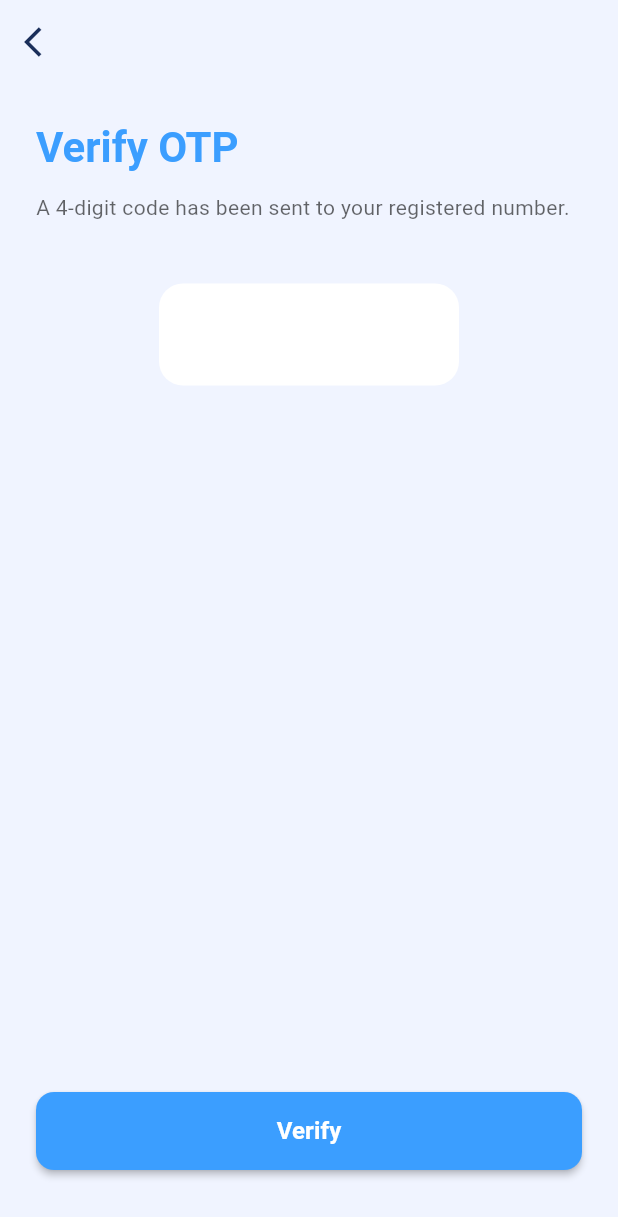
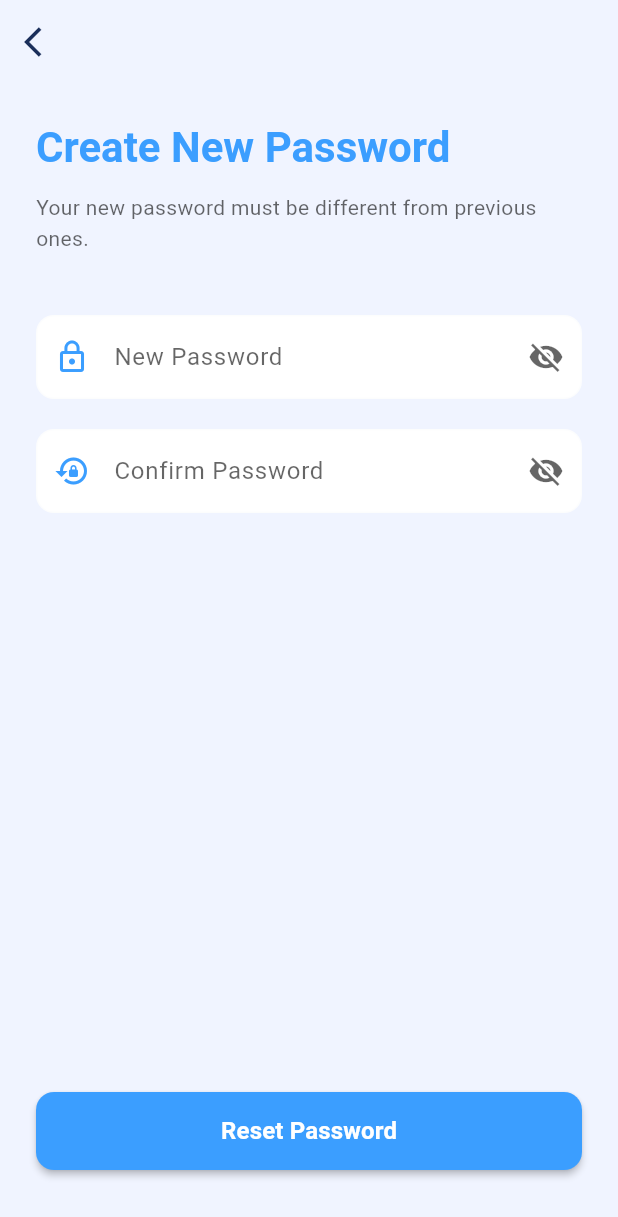
Before and after one commit to a7mad-r7l/Kidcare-pro-frontend, a Flutter app: the PasswordResetView screen opened by its route, swiped to page 2, on a phone screen of 412 x 824 dp. Shown: the top 1217 px of the screen. Run offline on Flutter 3.47's test engine with Material 3 defaults, Android fonts, the phone set to English and light mode, and no system bars; our stand-ins replace firebase_core, flutter_secure_storage, get; accounts and stored records are empty.

Commit message:
fix password reset

```diff
--- a/lib/controllers/auth/password_reset_controller.dart
+++ b/lib/controllers/auth/password_reset_controller.dart
@@ -7,68 +7,39 @@ class PasswordResetController extends BaseController {
   final PasswordResetRepo repo;
   PasswordResetController({required this.repo});
 
-  // إدارة شاشات الـ PageView
+  // إدارة شاشات الـ PageView (الآن شاشتان فقط: 0 و 1)
   final pageController = PageController();
   final currentPage = 0.obs;
 
   // Controllers للحقول
   final phoneController = TextEditingController();
-  final otpController = TextEditingController();
   final passwordController = TextEditingController();
   final confirmPasswordController = TextEditingController();
 
   final isPasswordHidden = true.obs;
   final isConfirmHidden = true.obs;
 
-  // ─── 1. إرسال الـ OTP ───
-  Future<void> sendOtp() async {
+  // ─── 1. فحص رقم الهاتف والانتقال الفوري ───
+  void validatePhoneAndContinue() {
     final phone = phoneController.text.trim();
 
-    // Client-Side Validation لرقم الهاتف
+    // القيد البرمجي (Client-Side Validation) لرقم الهاتف
     if (phone.length != 12 || !phone.startsWith('963')) {
       handleError('Phone number must be exactly 12 digits and start with 963'.tr);
       return;
     }
 
-    showLoading();
-    try {
-      final msg = await repo.sendOtp(phone);
-      showSuccess(msg);
-      _nextPage();
-    } catch (e) {
-      handleError(e);
-    } finally {
-      hideLoading();
-    }
+    // رقم الهاتف سليم؟ انقله فوراً لواجهة كلمة المرور الجديدة دون OTP
+    _nextPage();
   }
 
-  // ─── 2. التحقق من الـ OTP ───
-  Future<void> verifyOtp() async {
-    final otp = otpController.text.trim();
-
-    if (otp.length < 4) {
-      handleError('Please enter a valid 4-digit OTP'.tr);
-      return;
-    }
-
-    showLoading();
-    try {
-      final msg = await repo.verifyOtp(phoneController.text.trim(), otp);
-      showSuccess(msg);
-      _nextPage();
-    } catch (e) {
-      handleError(e);
-    } finally {
-      hideLoading();
-    }
-  }
-
-  // ─── 3. تعيين كلمة المرور الجديدة ───
+  // ─── 2. تعيين كلمة المرور الجديدة وإرسالها للسيرفر ───
   Future<void> setPassword() async {
     final pass = passwordController.text;
     final confirm = confirmPasswordController.text;
+    final phone = phoneController.text.trim();
 
-    // Client-Side Validation لكلمة المرور
+    // القيود البرمجية لكلمة المرور
     if (pass.length < 6) {
       handleError('Password must be at least 6 characters long'.tr);
       return;
@@ -80,10 +51,13 @@ class PasswordResetController extends BaseController {
 
     showLoading();
     try {
-      final msg = await repo.setPassword(phoneController.text.trim(), pass, confirm);
+      // 💡 بما أننا ألغينا واجهة الـ OTP، نرسل كلمة المرور مباشرة.
+      // ملحوظة هندسية: نمرر قيمة وهمية أو فارغة للـ OTP إذا كان الباك إند يتوقعه في السيرفر،
+      // ولكن هنا نمرر الـ phone والـ password بناءً على بنية الـ SetPasswordDoctor.
+      final msg = await repo.setPassword(phone, pass, confirm);
       showSuccess(msg);
 
-      // طرد المستخدم للوجن بعد ثانية للنجاح
+      // طرد المستخدم لواجهة تسجيل الدخول بعد ثانية من النجاح
       Future.delayed(const Duration(seconds: 1), () {
         Get.offAllNamed('/login');
       });
@@ -112,7 +86,6 @@ class PasswordResetController extends BaseController {
   void onClose() {
     pageController.dispose();
     phoneController.dispose();
-    otpController.dispose();
     passwordController.dispose();
     confirmPasswordController.dispose();
     super.onClose();
--- a/lib/core/constants.dart
+++ b/lib/core/constants.dart
@@ -1,3 +1,3 @@
-const String baseUrl = 'http://192.168.1.8:8000';
+const String baseUrl = 'http://192.168.1.6:8000';
 
 String token = '';
--- a/lib/core/localization/app_translations.dart
+++ b/lib/core/localization/app_translations.dart
@@ -186,6 +186,10 @@ class AppTranslations extends Translations {
           'Password must be at least 6 characters long',
       'Passwords do not match': 'Passwords do not match',
       'Reset Password': 'Reset Password',
+      'Are you sure you want to permanently delete your account? This action cannot be undone.':
+          'Are you sure you want to permanently delete your account? This action cannot be undone.',
+      'Delete': 'Delete',
+      'Continue': 'Continue',
     },
 
     // القاموس العربي
@@ -367,6 +371,10 @@ class AppTranslations extends Translations {
           'كلمة المرور يجب أن لا تقل عن 6 أحرف',
       'Passwords do not match': 'كلمتا المرور غير متطابقتين',
       'Reset Password': 'إعادة ضبط كلمة المرور',
+      'Are you sure you want to permanently delete your account? This action cannot be undone.':
+          'هل أنت متأكد أنك تريد حذف حسابك نهائياً؟ هذا الإجراء لا يمكن التراجع عنه.',
+      'Delete': 'حذف',
+      'Continue': 'متابعة',
     },
   };
 }
--- a/lib/core/repos/home/home_repo.dart
+++ b/lib/core/repos/home/home_repo.dart
@@ -75,4 +75,9 @@ class HomeRepo {
     final res = await api.completeAppointment(id);
     return jsonDecode(_cleanJson(res))['message'] ?? 'Success';
   }
+
+  Future<String> deleteDoctorAccount() async {
+    final res = await api.deleteDoctorAccount();
+    return jsonDecode(_cleanJson(res))['message'] ?? 'Account deleted successfully.';
+  }
 }
--- a/lib/export_code.dart
+++ b/lib/export_code.dart
@@ -3,7 +3,7 @@ import 'dart:io';
 void main() {
   var dir = Directory('lib');
 
-  var outputFile = File('my_project_code.md');
+  var outputFile = File('doctor_project_code.md');
   var output = StringBuffer();
 
   if (dir.existsSync()) {
--- a/lib/main.dart
+++ b/lib/main.dart
@@ -1,6 +1,8 @@
+import 'package:firebase_core/firebase_core.dart';
 import 'package:flutter/material.dart';
 import 'package:get/get.dart';
 import 'package:intl/date_symbol_data_local.dart';
+
 
 import 'core/helper/secure_storage_service.dart';
 import 'core/localization/app_translations.dart';
@@ -25,7 +27,7 @@ import 'core/apis/examination/examination_api.dart';
 import 'core/repos/examination/examination_repo.dart';
 
 // Revenue
-import 'views/revenue/revenue_view.dart';
+
 import 'controllers/revenue/revenue_controller.dart';
 import 'core/apis/revenue/revenue_api.dart';
 import 'core/repos/revenue/revenue_repo.dart';
@@ -55,6 +57,10 @@ import 'core/repos/settings/doctor_availability_repo.dart';
 
 void main() async {
   WidgetsFlutterBinding.ensureInitialized();
+
+
+
+
   await initializeDateFormatting();
 
   final String savedToken = await SecureStorage.getToken();
@@ -64,7 +70,8 @@ void main() async {
   Locale initialLocale;
 
   if (savedLang == null || savedLang == 'system') {
-    Locale? deviceLocale = WidgetsBinding.instance.platformDispatcher.locales.isNotEmpty
+    Locale? deviceLocale =
+        WidgetsBinding.instance.platformDispatcher.locales.isNotEmpty
         ? WidgetsBinding.instance.platformDispatcher.locales.first
         : null;
     if (deviceLocale != null && deviceLocale.languageCode == 'ar') {
@@ -85,7 +92,11 @@ class MyApp extends StatelessWidget {
   final Locale initialLocale;
   final String initialRoute;
 
-  const MyApp({super.key, required this.initialLocale, required this.initialRoute});
+  const MyApp({
+    super.key,
+    required this.initialLocale,
+    required this.initialRoute,
+  });
 
   @override
   Widget build(BuildContext context) {
@@ -106,7 +117,9 @@ class MyApp extends StatelessWidget {
           binding: BindingsBuilder(() {
             Get.lazyPut<LoginApi>(() => LoginApi());
             Get.lazyPut<LoginRepo>(() => LoginRepo(api: Get.find()));
-            Get.lazyPut<LoginController>(() => LoginController(repo: Get.find()));
+            Get.lazyPut<LoginController>(
+              () => LoginController(repo: Get.find()),
+            );
           }),
         ),
         GetPage(
@@ -114,8 +127,12 @@ class MyApp extends StatelessWidget {
           page: () => const AppointmentDetailsView(),
           binding: BindingsBuilder(() {
             Get.lazyPut<AppointmentDetailsApi>(() => AppointmentDetailsApi());
-            Get.lazyPut<AppointmentDetailsRepo>(() => AppointmentDetailsRepo(api: Get.find()));
-            Get.lazyPut<AppointmentDetailsController>(() => AppointmentDetailsController(repo: Get.find()));
+            Get.lazyPut<AppointmentDetailsRepo>(
+              () => AppointmentDetailsRepo(api: Get.find()),
+            );
+            Get.lazyPut<AppointmentDetailsController>(
+              () => AppointmentDetailsController(repo: Get.find()),
+            );
           }),
         ),
         // ─── مسار الهوم المدمج والخالي من الأخطاء ───
@@ -131,15 +148,21 @@ class MyApp extends StatelessWidget {
             // Schedule & Patients
             Get.lazyPut<ScheduleApi>(() => ScheduleApi());
             Get.lazyPut<ScheduleRepo>(() => ScheduleRepo(api: Get.find()));
-            Get.lazyPut<ScheduleController>(() => ScheduleController(repo: Get.find()));
+            Get.lazyPut<ScheduleController>(
+              () => ScheduleController(repo: Get.find()),
+            );
             Get.lazyPut<PatientsApi>(() => PatientsApi());
             Get.lazyPut<PatientsRepo>(() => PatientsRepo(api: Get.find()));
-            Get.lazyPut<PatientsController>(() => PatientsController(repo: Get.find()));
+            Get.lazyPut<PatientsController>(
+              () => PatientsController(repo: Get.find()),
+            );
 
             // Revenue (مهم جداً لحماية التبويب الثالث من الانهيار)
             Get.lazyPut<RevenueApi>(() => RevenueApi());
             Get.lazyPut<RevenueRepo>(() => RevenueRepo(api: Get.find()));
-            Get.lazyPut<RevenueController>(() => RevenueController(repo: Get.find()));
+            Get.lazyPut<RevenueController>(
+              () => RevenueController(repo: Get.find()),
+            );
 
             // Settings
             Get.lazyPut<SettingsController>(() => SettingsController());
@@ -150,8 +173,12 @@ class MyApp extends StatelessWidget {
           page: () => const DoctorAvailabilityView(),
           binding: BindingsBuilder(() {
             Get.lazyPut<DoctorAvailabilityApi>(() => DoctorAvailabilityApi());
-            Get.lazyPut<DoctorAvailabilityRepo>(() => DoctorAvailabilityRepo(api: Get.find()));
-            Get.lazyPut<DoctorAvailabilityController>(() => DoctorAvailabilityController(repo: Get.find()));
+            Get.lazyPut<DoctorAvailabilityRepo>(
+              () => DoctorAvailabilityRepo(api: Get.find()),
+            );
+            Get.lazyPut<DoctorAvailabilityController>(
+              () => DoctorAvailabilityController(repo: Get.find()),
+            );
           }),
         ),
         GetPage(
@@ -159,8 +186,12 @@ class MyApp extends StatelessWidget {
           page: () => const PasswordResetView(),
           binding: BindingsBuilder(() {
             Get.lazyPut<PasswordResetApi>(() => PasswordResetApi());
-            Get.lazyPut<PasswordResetRepo>(() => PasswordResetRepo(api: Get.find()));
-            Get.lazyPut<PasswordResetController>(() => PasswordResetController(repo: Get.find()));
+            Get.lazyPut<PasswordResetRepo>(
+              () => PasswordResetRepo(api: Get.find()),
+            );
+            Get.lazyPut<PasswordResetController>(
+              () => PasswordResetController(repo: Get.find()),
+            );
           }),
         ),
         GetPage(
@@ -168,8 +199,12 @@ class MyApp extends StatelessWidget {
           page: () => const ExaminationView(),
           binding: BindingsBuilder(() {
             Get.lazyPut<ExaminationApi>(() => ExaminationApi());
-            Get.lazyPut<ExaminationRepo>(() => ExaminationRepo(api: Get.find()));
-            Get.lazyPut<ExaminationController>(() => ExaminationController(repo: Get.find()));
+            Get.lazyPut<ExaminationRepo>(
+              () => ExaminationRepo(api: Get.find()),
+            );
+            Get.lazyPut<ExaminationController>(
+              () => ExaminationController(repo: Get.find()),
+            );
           }),
         ),
       ],
--- a/lib/views/auth/login_view.dart
+++ b/lib/views/auth/login_view.dart
@@ -22,8 +22,8 @@ class LoginView extends GetView<LoginController> {
                 const SizedBox(height: 50),
 
                 Image.asset(
-                  'assets/images/logo.png',
-                  height: 250,
+                  'assets/images/kidcare_pro_logo.png',
+                  height: 300,
                   fit: BoxFit.cover,
                 ),
 
--- a/lib/views/auth/password_reset_view.dart
+++ b/lib/views/auth/password_reset_view.dart
@@ -22,17 +22,17 @@ class PasswordResetView extends GetView<PasswordResetController> {
       body: SafeArea(
         child: PageView(
           controller: controller.pageController,
-          physics: const NeverScrollableScrollPhysics(), // منع السحب اليدوي
+          physics: const NeverScrollableScrollPhysics(), // منع السحب اليدوي تماماً لإجبارية المسار
           children: [
-            _buildPhoneStep(context),
-            _buildOtpStep(context),
-            _buildNewPasswordStep(context),
+            _buildPhoneStep(context),        // الواجهة الأولى: رقم الهاتف
+            _buildNewPasswordStep(context),  // الواجهة الثانية: كلمة المرور الجديدة مباشرة
           ],
         ),
       ),
     );
   }
 
+  // ─── الواجهة الأولى: إدخال الموبايل ───
   Widget _buildPhoneStep(BuildContext context) {
     return Padding(
       padding: const EdgeInsets.all(24.0),
@@ -51,9 +51,9 @@ class PasswordResetView extends GetView<PasswordResetController> {
           ),
           const Spacer(),
           Obx(() => CustomButton(
-            text: 'Send OTP'.tr,
+            text: 'Continue'.tr, // تم تغيير النص إلى "متابعة" بما أنه لا يوجد إرسال OTP هنا
             isLoading: controller.isLoading,
-            onPressed: () => controller.sendOtp(),
+            onPressed: () => controller.validatePhoneAndContinue(), // استدعاء دالة التحقق والانتقال الفوري
           )),
           const SizedBox(height: 20),
         ],
@@ -61,48 +61,7 @@ class PasswordResetView extends GetView<PasswordResetController> {
     );
   }
 
-  Widget _buildOtpStep(BuildContext context) {
-    return Padding(
-      padding: const EdgeInsets.all(24.0),
-      child: Column(
-        crossAxisAlignment: CrossAxisAlignment.start,
-        children: [
-          Text('Verify OTP'.tr, style: context.theme.textTheme.headlineMedium?.copyWith(fontWeight: FontWeight.bold, color: context.theme.primaryColor)),
-          const SizedBox(height: 12),
-          Text('A 4-digit code has been sent to your registered number.'.tr, style: context.theme.textTheme.bodyMedium?.copyWith(color: context.theme.hintColor, height: 1.5)),
-          const SizedBox(height: 40),
-          // تصميم OTP بسيط وآمن بدون مكاتب خارجية
-          Center(
-            child: SizedBox(
-              width: 200,
-              child: TextFormField(
-                controller: controller.otpController,
-                keyboardType: TextInputType.number,
-                maxLength: 4,
-                textAlign: TextAlign.center,
-                style: context.theme.textTheme.headlineMedium?.copyWith(letterSpacing: 20, fontWeight: FontWeight.bold),
-                decoration: InputDecoration(
-                  counterText: '',
-                  filled: true,
-                  fillColor: context.theme.cardColor,
-                  border: OutlineInputBorder(borderRadius: BorderRadius.circular(16), borderSide: BorderSide.none),
-                  focusedBorder: OutlineInputBorder(borderRadius: BorderRadius.circular(16), borderSide: BorderSide(color: context.theme.primaryColor, width: 2)),
-                ),
-              ),
-            ),
-          ),
-          const Spacer(),
-          Obx(() => CustomButton(
-            text: 'Verify'.tr,
-            isLoading: controller.isLoading,
-            onPressed: () => controller.verifyOtp(),
-          )),
-          const SizedBox(height: 20),
-        ],
-      ),
-    );
-  }
-
+  // ─── الواجهة الثانية: إدخال كلمة المرور وتأكيدها ───
   Widget _buildNewPasswordStep(BuildContext context) {
     return Padding(
       padding: const EdgeInsets.all(24.0),
```
Also changed, not shown: lib/controllers/examination/examination_controller.dart (+9 -1 lines), lib/controllers/settings/settings_controller.dart (+49 -1 lines), lib/core/apis/home/home_api.dart (+9 -0 lines), pubspec.yaml (+7 -2 lines), assets/images/kidcare_pro_logo.png (added), assets/images/login_logo.png (added), pubspec.lock, 39 other files. Lines whose indentation alone changed are shown as unchanged.
